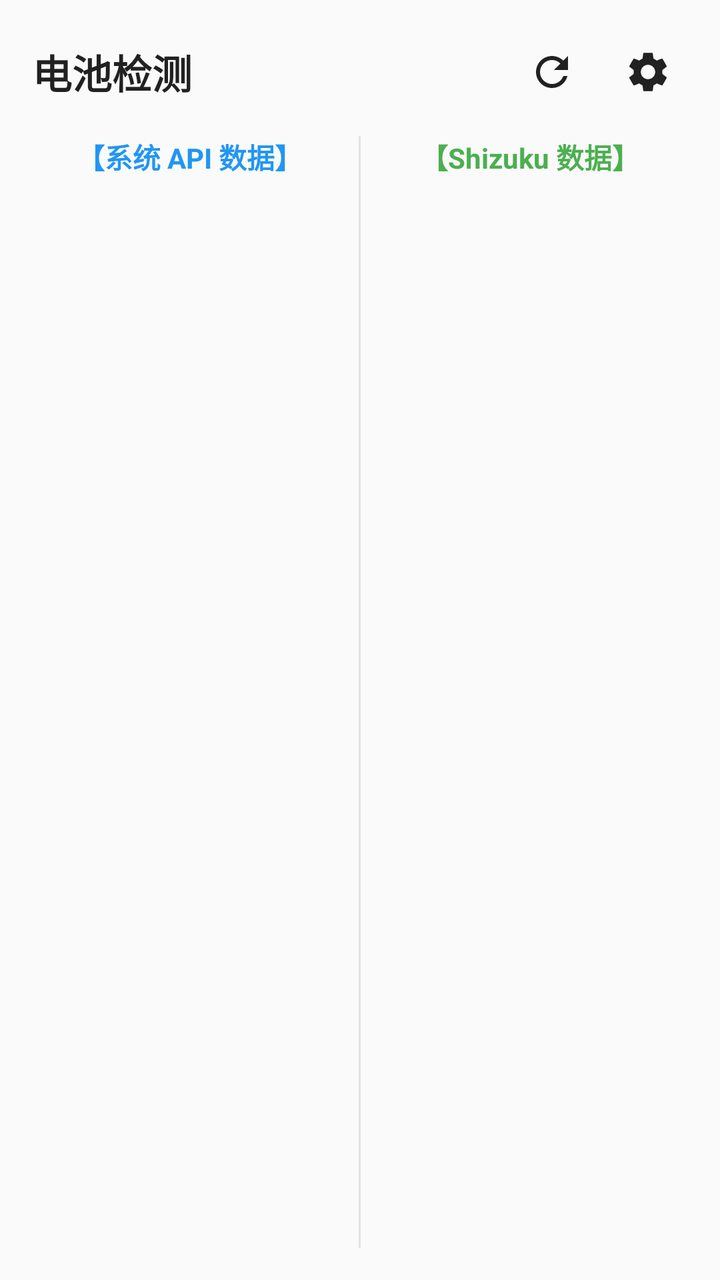
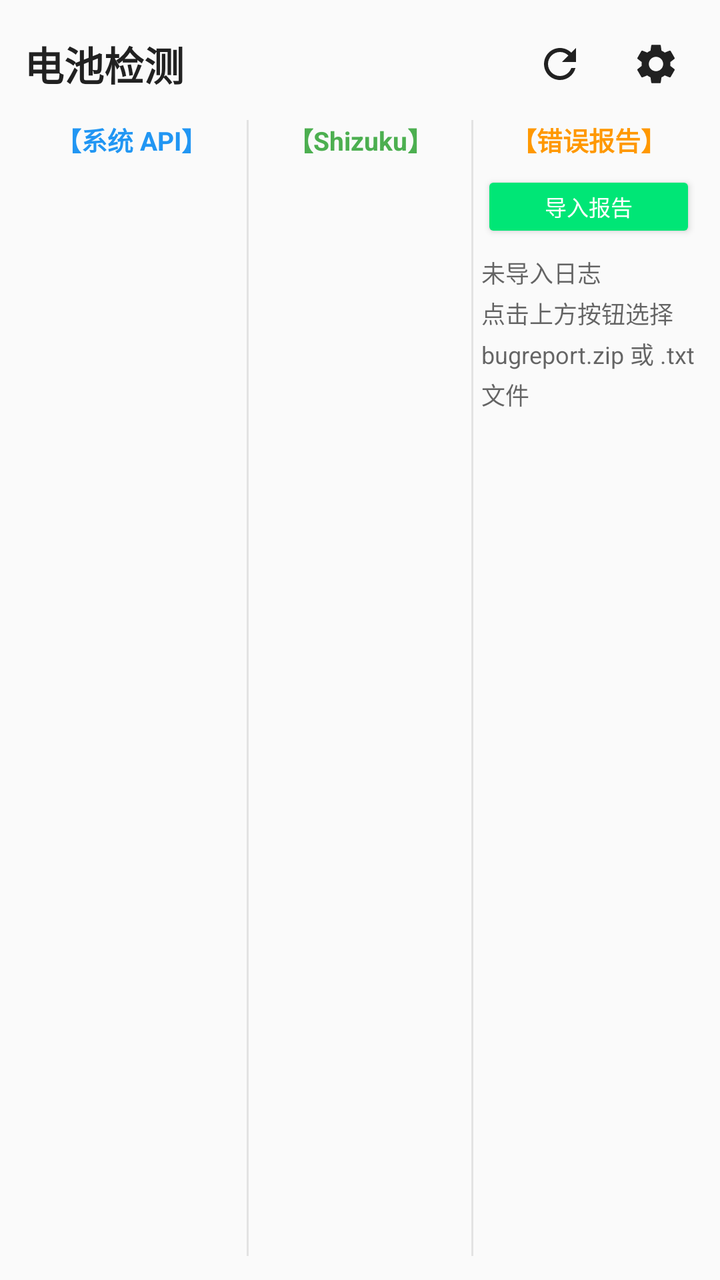

An Android layout rendered at two revisions. The XML below is the earlier revision; the diff shows what the commit changed to produce the second picture.
<!-- AndroidManifest.xml: application theme Theme.BatteryApp -->
<!-- res/layout/activity_main.xml -->
<?xml version="1.0" encoding="utf-8"?>
<androidx.drawerlayout.widget.DrawerLayout xmlns:android="http://schemas.android.com/apk/res/android"
    android:id="@+id/drawer_layout"
    android:layout_width="match_parent"
    android:layout_height="match_parent">

    
    <LinearLayout
        android:id="@+id/main_content"
        android:layout_width="match_parent"
        android:layout_height="match_parent"
        android:orientation="vertical"
        android:padding="16dp">

        
        <LinearLayout
            android:layout_width="match_parent"
            android:layout_height="wrap_content"
            android:layout_marginBottom="12dp"
            android:gravity="center_vertical"
            android:orientation="horizontal">

            <TextView
                android:layout_width="0dp"
                android:layout_height="wrap_content"
                android:layout_weight="1"
                android:text="@string/app_name"
                android:textColor="?android:attr/textColorPrimary"
                android:textSize="20sp"
                android:textStyle="bold" />

            
            <ImageButton
                android:id="@+id/btn_refresh"
                android:layout_width="40dp"
                android:layout_height="40dp"
                android:background="?android:attr/selectableItemBackgroundBorderless"
                android:contentDescription="刷新数据"
                android:padding="8dp"
                android:src="@drawable/ic_refresh" />

            <Space
                android:layout_width="8dp"
                android:layout_height="wrap_content" />

            
            <ImageButton
                android:id="@+id/btn_settings"
                android:layout_width="40dp"
                android:layout_height="40dp"
                android:background="?android:attr/selectableItemBackgroundBorderless"
                android:contentDescription="打开设置抽屉"
                android:padding="8dp"
                android:src="@drawable/ic_settings" />
        </LinearLayout>

        
        <ScrollView
            android:layout_width="match_parent"
            android:layout_height="match_parent"
            android:fillViewport="true">

            <LinearLayout
                android:layout_width="match_parent"
                android:layout_height="wrap_content"
                android:orientation="horizontal">

                
                <LinearLayout
                    android:layout_width="0dp"
                    android:layout_height="wrap_content"
                    android:layout_weight="1"
                    android:orientation="vertical"
                    android:paddingEnd="6dp">

                    <TextView
                        android:layout_width="match_parent"
                        android:layout_height="wrap_content"
                        android:layout_marginBottom="8dp"
                        android:gravity="center"
                        android:text="【系统 API 数据】"
                        android:textColor="#2196F3"
                        android:textSize="14sp"
                        android:textStyle="bold" />

                    <TextView
                        android:id="@+id/tv_normal_info"
                        android:layout_width="match_parent"
                        android:layout_height="wrap_content"
                        android:lineSpacingExtra="4dp"
                        android:textColor="?android:attr/textColorPrimary"
                        android:textSize="13sp" />
                </LinearLayout>

                
                <View
                    android:layout_width="1dp"
                    android:layout_height="match_parent"
                    android:background="#33888888" />

                
                <LinearLayout
                    android:layout_width="0dp"
                    android:layout_height="wrap_content"
                    android:layout_weight="1"
                    android:orientation="vertical"
                    android:paddingStart="6dp">

                    <TextView
                        android:layout_width="match_parent"
                        android:layout_height="wrap_content"
                        android:layout_marginBottom="8dp"
                        android:gravity="center"
                        android:text="【Shizuku 数据】"
                        android:textColor="#4CAF50"
                        android:textSize="14sp"
                        android:textStyle="bold" />

                    <TextView
                        android:id="@+id/tv_shizuku_info"
                        android:layout_width="match_parent"
                        android:layout_height="wrap_content"
                        android:lineSpacingExtra="4dp"
                        android:textColor="?android:attr/textColorPrimary"
                        android:textSize="13sp" />
                </LinearLayout>

            </LinearLayout>
        </ScrollView>

    </LinearLayout>

    
    <ScrollView
        android:id="@+id/drawer_settings"
        android:layout_width="320dp"
        android:layout_height="match_parent"
        android:layout_gravity="end"
        android:background="?android:attr/colorBackground"
        android:clickable="true"
        android:elevation="16dp"
        android:focusable="true">

        <LinearLayout
            android:layout_width="match_parent"
            android:layout_height="wrap_content"
            android:orientation="vertical"
            android:padding="20dp">

            
            <LinearLayout
                android:layout_width="match_parent"
                android:layout_height="wrap_content"
                android:layout_marginBottom="16dp"
                android:gravity="center_vertical"
                android:orientation="horizontal">

                <TextView
                    android:layout_width="0dp"
                    android:layout_height="wrap_content"
                    android:layout_weight="1"
                    android:text="设置"
                    android:textColor="?android:attr/textColorPrimary"
                    android:textSize="20sp"
                    android:textStyle="bold" />

                <ImageButton
                    android:id="@+id/btn_close_drawer"
                    android:layout_width="36dp"
                    android:layout_height="36dp"
                    android:background="?android:attr/selectableItemBackgroundBorderless"
                    android:contentDescription="关闭抽屉"
                    android:padding="6dp"
                    android:src="@drawable/ic_close" />
            </LinearLayout>

            
            <TextView
                android:layout_width="match_parent"
                android:layout_height="wrap_content"
                android:layout_marginTop="8dp"
                android:layout_marginBottom="8dp"
                android:text="主题与深色模式"
                android:textColor="?attr/colorPrimary"
                android:textSize="14sp"
                android:textStyle="bold" />

            <RadioGroup
                android:id="@+id/rg_theme_mode"
                android:layout_width="match_parent"
                android:layout_height="wrap_content"
                android:orientation="vertical">

                <RadioButton
                    android:id="@+id/rb_theme_system"
                    android:layout_width="match_parent"
                    android:layout_height="wrap_content"
                    android:text="跟随系统主题"
                    android:textSize="14sp" />

                <RadioButton
                    android:id="@+id/rb_theme_light"
                    android:layout_width="match_parent"
                    android:layout_height="wrap_content"
                    android:text="浅色模式"
                    android:textSize="14sp" />

                <RadioButton
                    android:id="@+id/rb_theme_dark"
                    android:layout_width="match_parent"
                    android:layout_height="wrap_content"
                    android:text="深色模式 (AMOLED 纯黑)"
                    android:textSize="14sp" />
            </RadioGroup>

            <View
                android:layout_width="match_parent"
                android:layout_height="1dp"
                android:layout_marginVertical="16dp"
                android:background="#33888888" />

            
            <TextView
                android:layout_width="match_parent"
                android:layout_height="wrap_content"
                android:layout_marginBottom="8dp"
                android:text="实时刷新设置"
                android:textColor="?attr/colorPrimary"
                android:textSize="14sp"
                android:textStyle="bold" />

            <LinearLayout
                android:layout_width="match_parent"
                android:layout_height="wrap_content"
                android:gravity="center_vertical"
                android:orientation="horizontal">

                <TextView
                    android:layout_width="0dp"
                    android:layout_height="wrap_content"
                    android:layout_weight="1"
                    android:text="开启实时自动刷新"
                    android:textColor="?android:attr/textColorPrimary"
                    android:textSize="15sp" />

                <androidx.appcompat.widget.SwitchCompat
                    android:id="@+id/switch_auto_refresh_drawer"
                    android:layout_width="wrap_content"
                    android:layout_height="wrap_content" />
            </LinearLayout>

            <LinearLayout
                android:id="@+id/layout_interval_setting_drawer"
                android:layout_width="match_parent"
                android:layout_height="wrap_content"
                android:layout_marginTop="8dp"
                android:background="?android:attr/selectableItemBackground"
                android:clickable="true"
                android:focusable="true"
                android:gravity="center_vertical"
                android:orientation="horizontal"
                android:paddingVertical="8dp">

                <TextView
                    android:layout_width="0dp"
                    android:layout_height="wrap_content"
                    android:layout_weight="1"
                    android:text="刷新时间间隔"
                    android:textColor="?android:attr/textColorPrimary"
                    android:textSize="15sp" />

                <TextView
                    android:id="@+id/tv_current_interval_drawer"
                    android:layout_width="wrap_content"
                    android:layout_height="wrap_content"
                    android:text="2 秒"
                    android:textColor="?attr/colorPrimary"
                    android:textSize="14sp" />
            </LinearLayout>

            <View
                android:layout_width="match_parent"
                android:layout_height="1dp"
                android:layout_marginVertical="16dp"
                android:background="#33888888" />

            
            <TextView
                android:layout_width="match_parent"
                android:layout_height="wrap_content"
                android:layout_marginBottom="8dp"
                android:text="Shizuku 权限与连接"
                android:textColor="?attr/colorPrimary"
                android:textSize="14sp"
                android:textStyle="bold" />

            <LinearLayout
                android:layout_width="match_parent"
                android:layout_height="wrap_content"
                android:gravity="center_vertical"
                android:orientation="horizontal">

                <TextView
                    android:id="@+id/tv_shizuku_status_drawer"
                    android:layout_width="0dp"
                    android:layout_height="wrap_content"
                    android:layout_weight="1"
                    android:text="Shizuku: 检查中..."
                    android:textSize="14sp" />

                <Button
                    android:id="@+id/btn_auth_shizuku_drawer"
                    style="@style/Widget.AppCompat.Button.Colored"
                    android:layout_width="wrap_content"
                    android:layout_height="wrap_content"
                    android:text="请求授权"
                    android:textSize="13sp" />
            </LinearLayout>

        </LinearLayout>
    </ScrollView>

</androidx.drawerlayout.widget.DrawerLayout>
<!-- resources referenced by this layout -->
<resources>
  <!-- drawable ic_close (drawable) -->
  <vector xmlns:android="http://schemas.android.com/apk/res/android"
      android:width="24dp"
      android:height="24dp"
      android:viewportWidth="24"
      android:viewportHeight="24"
      android:tint="?android:attr/textColorPrimary">
      <path
          android:fillColor="@android:color/white"
          android:pathData="M19,6.41L17.59,5 12,10.59 6.41,5 5,6.41 10.59,12 5,17.59 6.41,19 12,13.41 17.59,19 19,17.59 13.41,12z"/>
  </vector>
  <!-- drawable ic_refresh (drawable) -->
  <vector xmlns:android="http://schemas.android.com/apk/res/android"
      android:width="24dp"
      android:height="24dp"
      android:viewportWidth="24"
      android:viewportHeight="24"
      android:tint="?android:attr/textColorPrimary">
      <path
          android:fillColor="@android:color/white"
          android:pathData="M17.65,6.35C16.2,4.9 14.21,4 12,4c-4.42,0 -7.99,3.58 -7.99,8s3.57,8 7.99,8c3.73,0 6.84,-2.55 7.73,-6h-2.08c-0.82,2.33 -3.04,4 -5.65,4 -3.31,0 -6,-2.69 -6,-6s2.69,-6 6,-6c1.66,0 3.14,0.69 4.22,1.78L13,11h7V4l-2.35,2.35z"/>
  </vector>
  <!-- drawable ic_settings (drawable) -->
  <vector xmlns:android="http://schemas.android.com/apk/res/android"
      android:width="24dp"
      android:height="24dp"
      android:viewportWidth="24"
      android:viewportHeight="24"
      android:tint="?android:attr/textColorPrimary">
      <path
          android:fillColor="@android:color/white"
          android:pathData="M19.14,12.94c0.04,-0.3 0.06,-0.61 0.06,-0.94c0,-0.32 -0.02,-0.64 -0.07,-0.94l2.03,-1.58c0.18,-0.14 0.23,-0.41 0.12,-0.61l-1.92,-3.32c-0.12,-0.22 -0.37,-0.29 -0.59,-0.22l-2.39,0.96c-0.5,-0.38 -1.03,-0.7 -1.62,-0.94L14.4,2.81c-0.04,-0.24 -0.24,-0.41 -0.48,-0.41h-3.84c-0.24,0 -0.43,0.17 -0.47,0.41L9.25,5.35C8.66,5.59 8.12,5.92 7.63,6.29L5.24,5.33c-0.22,-0.08 -0.47,0 -0.59,0.22L2.74,8.87c-0.12,0.21 -0.08,0.47 0.12,0.61l2.03,1.58c-0.05,0.3 -0.09,0.63 -0.09,0.94s0.02,0.64 0.07,0.94l-2.03,1.58c-0.18,0.14 -0.23,0.41 -0.12,0.61l1.92,3.32c0.12,0.22 0.37,0.29 0.59,0.22l2.39,-0.96c0.5,0.38 1.03,0.7 1.62,0.94l0.36,2.54c0.05,0.24 0.24,0.41 0.48,0.41h3.84c0.24,0 0.44,-0.17 0.47,-0.41l0.36,-2.54c0.59,-0.24 1.13,-0.56 1.62,-0.94l2.39,0.96c0.22,0.08 0.47,0 0.59,-0.22l1.92,-3.32c0.12,-0.22 0.07,-0.47 -0.12,-0.61L19.14,12.94zM12,15.6c-1.98,0 -3.6,-1.62 -3.6,-3.6s1.62,-3.6 3.6,-3.6s3.6,1.62 3.6,3.6S13.98,15.6 12,15.6z"/>
  </vector>
  <string name="app_name">电池检测</string>
  <style name="Theme.BatteryApp" parent="Theme.AppCompat.DayNight.NoActionBar">
          <item name="colorPrimary">#1976D2</item>
          <item name="colorPrimaryDark">#0D47A1</item>
          <item name="colorAccent">#00E676</item>
          <item name="android:statusBarColor">@android:color/transparent</item>
          <item name="android:navigationBarColor">@android:color/transparent</item>
          <item name="android:windowDrawsSystemBarBackgrounds">true</item>
      </style>
</resources>

<!-- the commit's change to res/layout/activity_main.xml (unified diff, before → after) -->
@@ -10,13 +10,13 @@
         android:layout_width="match_parent"
         android:layout_height="match_parent"
         android:orientation="vertical"
-        android:padding="16dp">
+        android:padding="12dp">
 
         
         <LinearLayout
             android:layout_width="match_parent"
             android:layout_height="wrap_content"
-            android:layout_marginBottom="12dp"
+            android:layout_marginBottom="8dp"
             android:gravity="center_vertical"
             android:orientation="horizontal">
 
@@ -71,25 +71,25 @@
                     android:layout_height="wrap_content"
                     android:layout_weight="1"
                     android:orientation="vertical"
-                    android:paddingEnd="6dp">
-
-                    <TextView
-                        android:layout_width="match_parent"
-                        android:layout_height="wrap_content"
-                        android:layout_marginBottom="8dp"
+                    android:paddingEnd="4dp">
+
+                    <TextView
+                        android:layout_width="match_parent"
+                        android:layout_height="wrap_content"
+                        android:layout_marginBottom="6dp"
                         android:gravity="center"
-                        android:text="【系统 API 数据】"
+                        android:text="【系统 API】"
                         android:textColor="#2196F3"
-                        android:textSize="14sp"
+                        android:textSize="13sp"
                         android:textStyle="bold" />
 
                     <TextView
                         android:id="@+id/tv_normal_info"
                         android:layout_width="match_parent"
                         android:layout_height="wrap_content"
-                        android:lineSpacingExtra="4dp"
+                        android:lineSpacingExtra="3dp"
                         android:textColor="?android:attr/textColorPrimary"
-                        android:textSize="13sp" />
+                        android:textSize="12sp" />
                 </LinearLayout>
 
                 
@@ -104,25 +104,70 @@
                     android:layout_height="wrap_content"
                     android:layout_weight="1"
                     android:orientation="vertical"
-                    android:paddingStart="6dp">
-
-                    <TextView
-                        android:layout_width="match_parent"
-                        android:layout_height="wrap_content"
-                        android:layout_marginBottom="8dp"
+                    android:paddingHorizontal="4dp">
+
+                    <TextView
+                        android:layout_width="match_parent"
+                        android:layout_height="wrap_content"
+                        android:layout_marginBottom="6dp"
                         android:gravity="center"
-                        android:text="【Shizuku 数据】"
+                        android:text="【Shizuku】"
                         android:textColor="#4CAF50"
-                        android:textSize="14sp"
+                        android:textSize="13sp"
                         android:textStyle="bold" />
 
                     <TextView
                         android:id="@+id/tv_shizuku_info"
                         android:layout_width="match_parent"
                         android:layout_height="wrap_content"
-                        android:lineSpacingExtra="4dp"
+                        android:lineSpacingExtra="3dp"
                         android:textColor="?android:attr/textColorPrimary"
-                        android:textSize="13sp" />
+                        android:textSize="12sp" />
+                </LinearLayout>
+
+                
+                <View
+                    android:layout_width="1dp"
+                    android:layout_height="match_parent"
+                    android:background="#33888888" />
+
+                
+                <LinearLayout
+                    android:layout_width="0dp"
+                    android:layout_height="wrap_content"
+                    android:layout_weight="1"
+                    android:orientation="vertical"
+                    android:paddingStart="4dp">
+
+                    <TextView
+                        android:layout_width="match_parent"
+                        android:layout_height="wrap_content"
+                        android:layout_marginBottom="6dp"
+                        android:gravity="center"
+                        android:text="【错误报告】"
+                        android:textColor="#FF9800"
+                        android:textSize="13sp"
+                        android:textStyle="bold" />
+
+                    
+                    <Button
+                        android:id="@+id/btn_import_bugreport"
+                        style="@style/Widget.AppCompat.Button.Colored"
+                        android:layout_width="match_parent"
+                        android:layout_height="36dp"
+                        android:layout_marginBottom="6dp"
+                        android:padding="0dp"
+                        android:text="导入报告"
+                        android:textSize="11sp" />
+
+                    <TextView
+                        android:id="@+id/tv_bugreport_info"
+                        android:layout_width="match_parent"
+                        android:layout_height="wrap_content"
+                        android:lineSpacingExtra="3dp"
+                        android:text="未导入日志\n点击上方按钮选择 bugreport.zip 或 .txt 文件"
+                        android:textColor="?android:attr/textColorSecondary"
+                        android:textSize="12sp" />
                 </LinearLayout>
 
             </LinearLayout>
